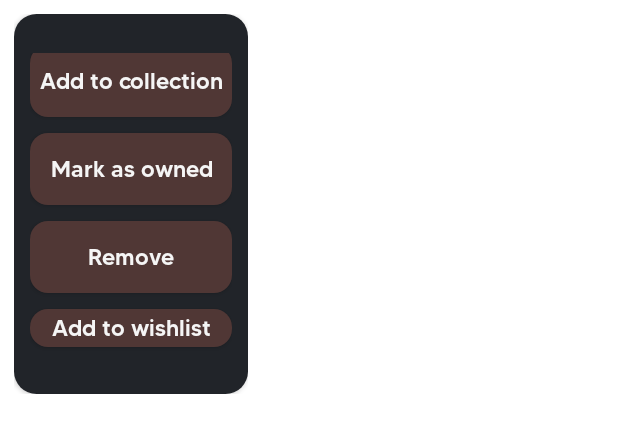
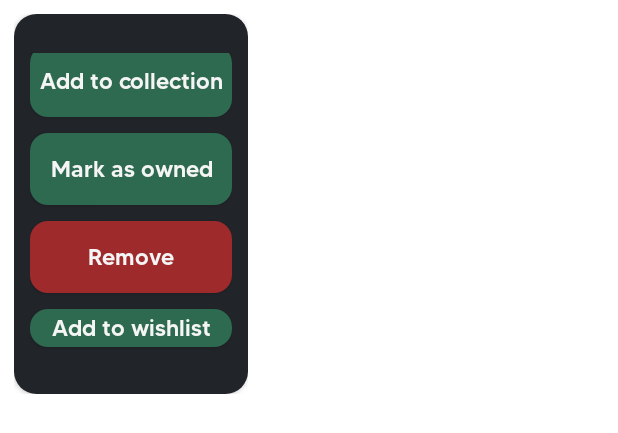
Before and after one commit to kubixDev/Kollect, an Android app: the layout photocard_item.xml on its own in the app's theme, with its tools: preview values and no code run, on a phone screen of 412 x 824 dp. Shown: the top 433 px of the screen. Run offline under Robolectric (Android 15) with nearby library versions, the phone set to English and light mode, and no system bars.

Commit message:
updated photocard adding logic

```diff
--- a/app/src/main/res/layout/photocard_item.xml
+++ b/app/src/main/res/layout/photocard_item.xml
@@ -1,4 +1,3 @@
-<!-- photocard_item.xml -->
 <RelativeLayout xmlns:android="http://schemas.android.com/apk/res/android"
     xmlns:card_view="http://schemas.android.com/apk/res-auto"
     android:layout_width="@dimen/_120sdp"
@@ -35,7 +34,7 @@
                 android:layout_width="match_parent"
                 android:layout_height="wrap_content"
                 android:background="@drawable/rounded_background"
-                android:backgroundTint="@color/darkbrown"
+                android:backgroundTint="@color/green"
                 android:text="Add to collection"
                 android:textColor="@color/whitesmoke"
                 android:fontFamily="@font/tommy_medium"
@@ -50,7 +49,7 @@
                 android:layout_height="wrap_content"
                 android:layout_marginTop="@dimen/_8sdp"
                 android:background="@drawable/rounded_background"
-                android:backgroundTint="@color/darkbrown"
+                android:backgroundTint="@color/green"
                 android:text="Mark as owned"
                 android:textColor="@color/whitesmoke"
                 android:fontFamily="@font/tommy_medium"
@@ -65,7 +64,7 @@
                 android:layout_height="wrap_content"
                 android:layout_marginTop="@dimen/_8sdp"
                 android:background="@drawable/rounded_background"
-                android:backgroundTint="@color/darkbrown"
+                android:backgroundTint="@color/red"
                 android:text="Remove"
                 android:textColor="@color/whitesmoke"
                 android:fontFamily="@font/tommy_medium"
@@ -80,7 +79,7 @@
                 android:layout_height="wrap_content"
                 android:layout_marginTop="@dimen/_8sdp"
                 android:background="@drawable/rounded_background"
-                android:backgroundTint="@color/darkbrown"
+                android:backgroundTint="@color/green"
                 android:text="Add to wishlist"
                 android:textColor="@color/whitesmoke"
                 android:fontFamily="@font/tommy_medium"
```
Also changed, not shown: app/src/main/java/com/kubixdev/kollect/adapters/PhotocardAdapter.java (+21 -0 lines).
